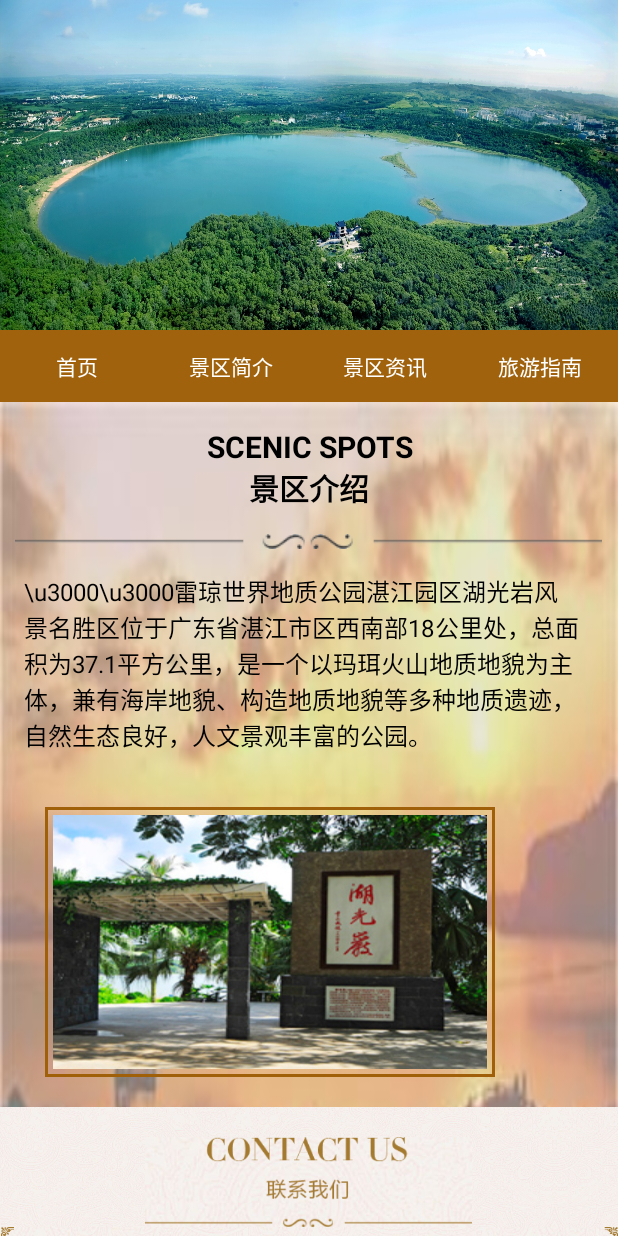
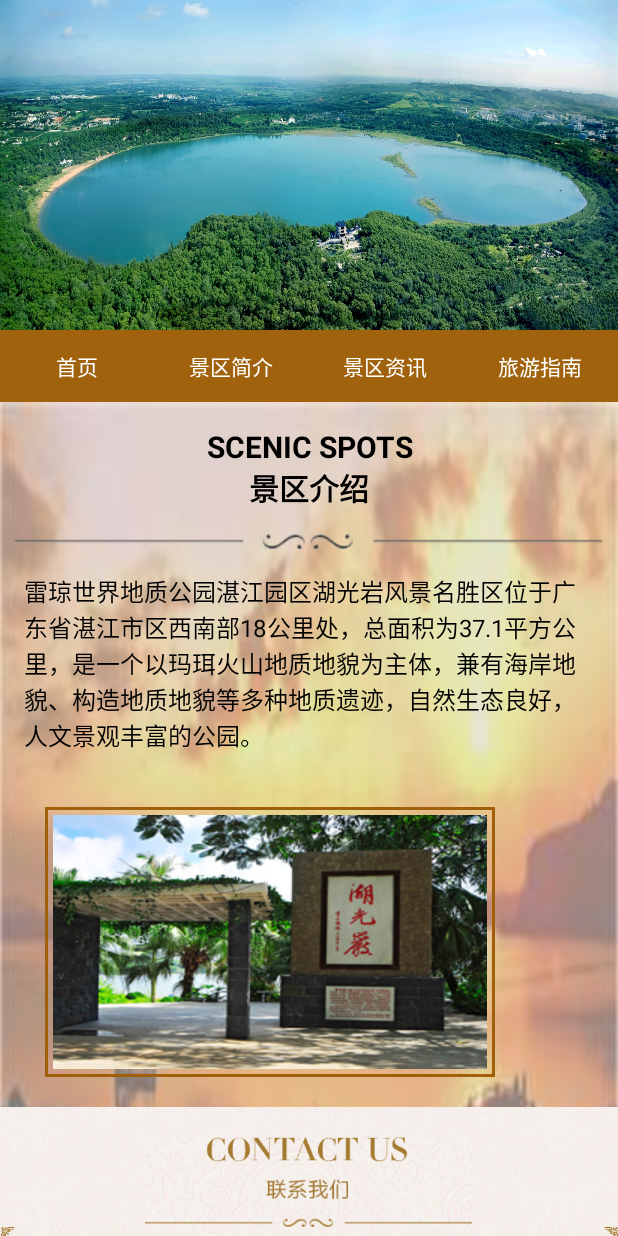
Before and after one commit to yanran666/Huguangyan_app, an Android app: the MainActivity screen opened directly, with no data from a screen before it, on a phone screen of 412 x 824 dp. Run offline under Robolectric (Android 15) with nearby library versions, the light colour scheme and no system bars.

Commit message:
修复小bug

```diff
--- a/app/src/main/java/com/adnroidstudy/huguangyan_app/MainActivity.java
+++ b/app/src/main/java/com/adnroidstudy/huguangyan_app/MainActivity.java
@@ -115,7 +115,7 @@ public class MainActivity extends AppCompatActivity {
         ContentValues contentValues = new ContentValues();
         contentValues.put("title", "SCENIC SPOTS\n" +
                 "景区介绍");
-        contentValues.put("content", "\\u3000\\u3000雷琼世界地质公园湛江园区湖光岩风景名胜区位于广东省湛江市"+"区西南部18公里处，总面积为37.1平方公里，是一个以玛珥火山地质地貌为主体，兼有海岸地貌、构造地质地貌等多种地质遗迹，自然生态良好，人文景观丰富的公园。");
+        contentValues.put("content", "雷琼世界地质公园湛江园区湖光岩风景名胜区位于广东省湛江市"+"区西南部18公里处，总面积为37.1平方公里，是一个以玛珥火山地质地貌为主体，兼有海岸地貌、构造地质地貌等多种地质遗迹，自然生态良好，人文景观丰富的公园。");
 
         db.insert("scenic_spot", null, contentValues);
 
```
